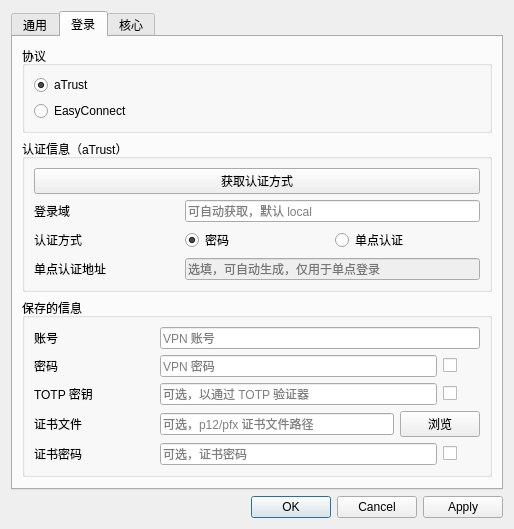
Old version of the form settingwindow/settingwindow.ui in the repository chenx-dust/EZ4Connect.
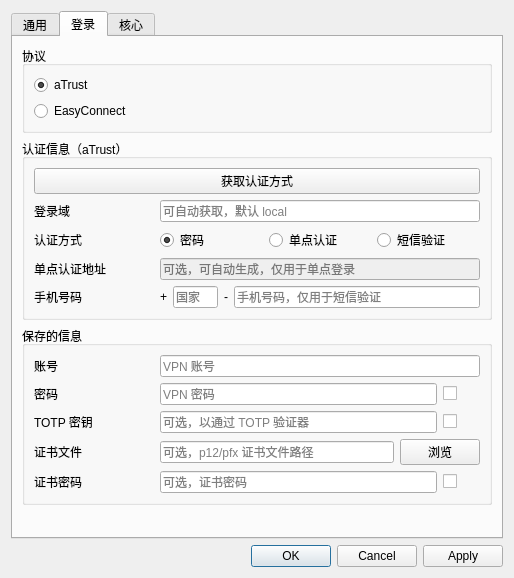
New version of the form. The open tabs and pages were chosen to show the change.

Commit message: feat: 支持短信登录

What changed in the file:
```diff
--- a/settingwindow/settingwindow.ui
+++ b/settingwindow/settingwindow.ui
@@ -7,7 +7,7 @@
     <x>0</x>
     <y>0</y>
     <width>514</width>
-    <height>519</height>
+    <height>578</height>
    </rect>
   </property>
   <property name="windowTitle">
@@ -232,10 +232,23 @@
           <string>认证信息（aTrust）</string>
          </property>
          <layout class="QGridLayout" name="gridLayout_8">
-          <item row="2" column="0">
-           <widget class="QLabel" name="label_3">
+          <item row="4" column="0">
+           <widget class="QLabel" name="label_5">
             <property name="text">
-             <string>认证方式</string>
+             <string>手机号码</string>
+            </property>
+           </widget>
+          </item>
+          <item row="3" column="1" colspan="3">
+           <widget class="QLineEdit" name="casLoginUrlLineEdit">
+            <property name="enabled">
+             <bool>false</bool>
+            </property>
+            <property name="text">
+             <string/>
+            </property>
+            <property name="placeholderText">
+             <string>可选，可自动生成，仅用于单点登录</string>
             </property>
            </widget>
           </item>
@@ -256,24 +269,52 @@
             </property>
            </widget>
           </item>
-          <item row="1" column="1" colspan="2">
-           <widget class="QLineEdit" name="loginDomainLineEdit">
+          <item row="3" column="0">
+           <widget class="QLabel" name="label_4">
             <property name="text">
-             <string/>
+             <string>单点认证地址</string>
             </property>
-            <property name="placeholderText">
-             <string>可自动获取，默认 local</string>
+           </widget>
+          </item>
+          <item row="1" column="0">
+           <widget class="QLabel" name="label_2">
+            <property name="text">
+             <string>登录域</string>
             </property>
            </widget>
           </item>
-          <item row="0" column="0" colspan="3">
+          <item row="2" column="3">
+           <widget class="QRadioButton" name="smsCheckCodeRadioButton">
+            <property name="text">
+             <string>短信验证</string>
+            </property>
+           </widget>
+          </item>
+          <item row="2" column="0">
+           <widget class="QLabel" name="label_3">
+            <property name="text">
+             <string>认证方式</string>
+            </property>
+           </widget>
+          </item>
+          <item row="0" column="0" colspan="4">
            <widget class="QPushButton" name="authSelectPushButton">
             <property name="text">
              <string>获取认证方式</string>
             </property>
            </widget>
           </item>
-          <item row="4" column="0">
+          <item row="1" column="1" colspan="3">
+           <widget class="QLineEdit" name="loginDomainLineEdit">
+            <property name="text">
+             <string/>
+            </property>
+            <property name="placeholderText">
+             <string>可自动获取，默认 local</string>
+            </property>
+           </widget>
+          </item>
+          <item row="5" column="0">
            <spacer name="horizontalSpacer">
             <property name="orientation">
              <enum>Qt::Orientation::Horizontal</enum>
@@ -289,32 +330,43 @@
             </property>
            </spacer>
           </item>
-          <item row="1" column="0">
-           <widget class="QLabel" name="label_2">
-            <property name="text">
-             <string>登录域</string>
-            </property>
-           </widget>
-          </item>
-          <item row="3" column="0">
-           <widget class="QLabel" name="label_4">
-            <property name="text">
-             <string>单点认证地址</string>
-            </property>
-           </widget>
-          </item>
-          <item row="3" column="1" colspan="2">
-           <widget class="QLineEdit" name="casLoginUrlLineEdit">
-            <property name="enabled">
-             <bool>false</bool>
-            </property>
-            <property name="text">
-             <string/>
-            </property>
-            <property name="placeholderText">
-             <string>选填，可自动生成，仅用于单点登录</string>
-            </property>
-           </widget>
+          <item row="4" column="1" colspan="3">
+           <layout class="QHBoxLayout" name="horizontalLayout">
+            <item>
+             <widget class="QLabel" name="label_6">
+              <property name="text">
+               <string>+</string>
+              </property>
+             </widget>
+            </item>
+            <item>
+             <widget class="QLineEdit" name="countryCodeLineEdit">
+              <property name="maximumSize">
+               <size>
+                <width>45</width>
+                <height>16777215</height>
+               </size>
+              </property>
+              <property name="placeholderText">
+               <string>国家</string>
+              </property>
+             </widget>
+            </item>
+            <item>
+             <widget class="QLabel" name="label_7">
+              <property name="text">
+               <string>-</string>
+              </property>
+             </widget>
+            </item>
+            <item>
+             <widget class="QLineEdit" name="phoneNumberLineEdit">
+              <property name="placeholderText">
+               <string>手机号码，仅用于短信验证</string>
+              </property>
+             </widget>
+            </item>
+           </layout>
           </item>
          </layout>
         </widget>
```
Left out of the diff: 32 changed lines with no effect on the pictures. The commit also changes 5 other files.
